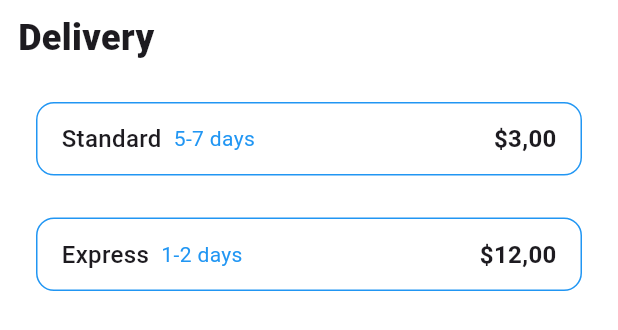
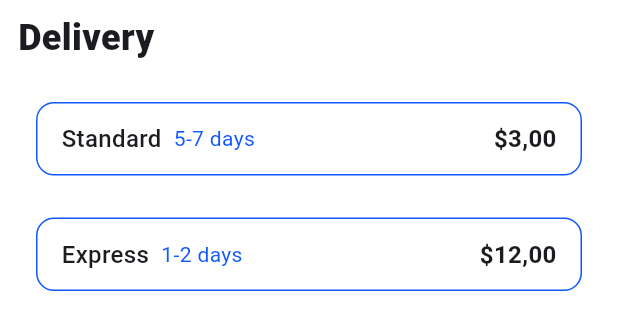
Before and after one commit to RxSeldon/full_product_page, a Flutter app: the ProductDelivery widget shown alone on an empty page, opened directly, on a phone screen of 412 x 824 dp. Shown: the top 330 px of the screen. Run offline on Flutter 3.47's test engine with Material 3 defaults, Android fonts, the phone set to English and light mode, and no system bars.

Commit message:
updated borderline and text days colors

```diff
--- a/lib/widgets/product_delivery.dart
+++ b/lib/widgets/product_delivery.dart
@@ -10,7 +10,7 @@ class ProductDelivery extends StatelessWidget {
         margin: const EdgeInsets.symmetric(vertical: 6),
         padding: const EdgeInsets.symmetric(horizontal: 16, vertical: 12),
         decoration: BoxDecoration(
-          border: Border.all(color: Colors.blue),
+          border: Border.all(color: const Color.fromARGB(238, 0, 76, 255)),
           borderRadius: BorderRadius.circular(12),
         ),
         child: Row(
@@ -28,7 +28,10 @@ class ProductDelivery extends StatelessWidget {
                 const SizedBox(width: 8),
                 Text(
                   days,
-                  style: const TextStyle(fontSize: 14, color: Colors.blue),
+                  style: const TextStyle(
+                    fontSize: 14,
+                    color: Color.fromARGB(238, 0, 76, 255),
+                  ),
                 ),
               ],
             ),
```
